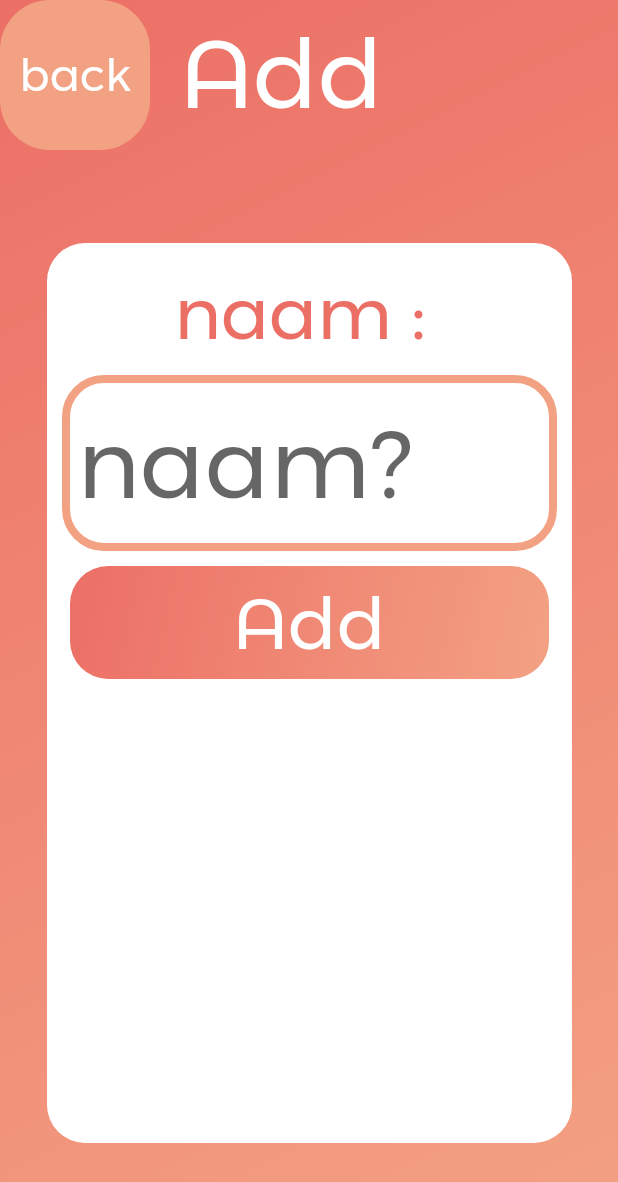
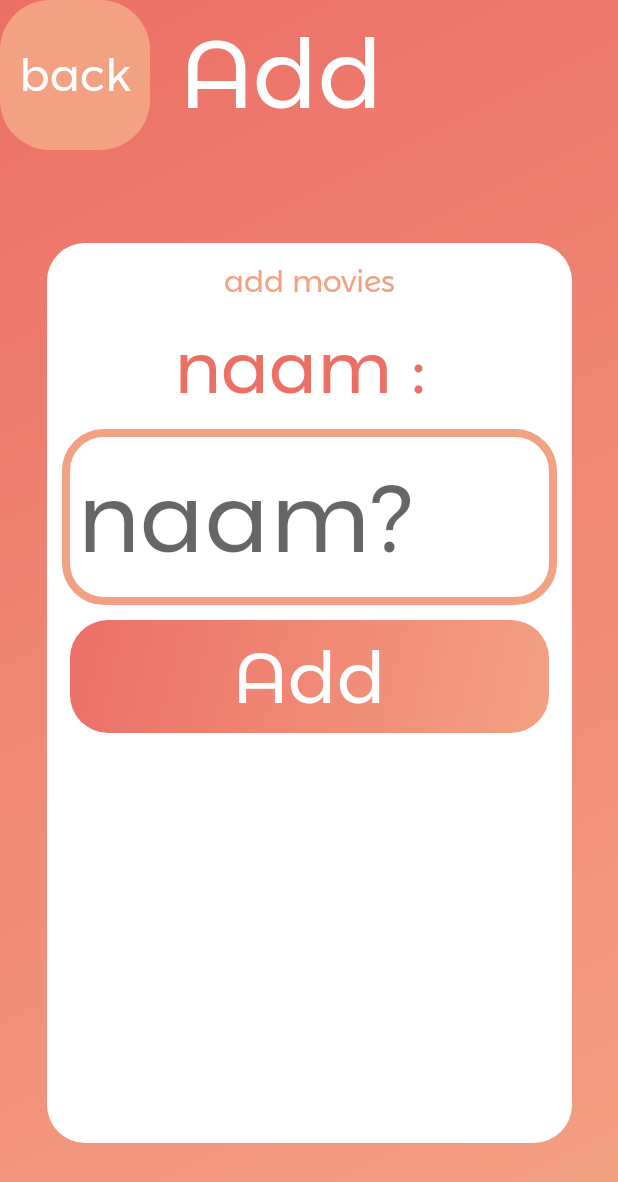
Before and after one commit to dumbeldore2/Movies_Master_Jeff, an Android app: the MainActivity3 screen opened directly, with no data from a screen before it, on a phone screen of 412 x 824 dp. Shown: the top 1182 px of the screen. Run offline under Robolectric (Android 15) with nearby library versions, the phone set to English and light mode, and no system bars.

Commit message:
add is nu iets duidelijker

```diff
--- a/app/src/main/java/com/example/movies_master_jeff/MainActivity2.java
+++ b/app/src/main/java/com/example/movies_master_jeff/MainActivity2.java
@@ -18,6 +18,9 @@ import android.widget.ListView;
 import android.widget.TextView;
 
 public class MainActivity2 extends AppCompatActivity {
+    //nummer voor welke fase ma2 inzit
+    int nummer ;
+
     //String initen
     TextView textview_1,textview_3,textview_4,textView_5;
 
@@ -51,6 +54,7 @@ public class MainActivity2 extends AppCompatActivity {
         );
         getWindow().setNavigationBarColor(getResources().getColor(R.color.color1));
         getWindow().setStatusBarColor(getResources().getColor(R.color.color2));
+
 
         //linear connecten
         linearLayout = findViewById(R.id.linear);
@@ -97,6 +101,7 @@ public class MainActivity2 extends AppCompatActivity {
             textview_4.setTextColor(getResources().getColor(R.color.white));
             textview_3.setBackgroundResource(R.drawable.button_off);
             textview_3.setTextColor(getResources().getColor(R.color.color1));
+            nummer = 1;
         }
     }
 
@@ -127,6 +132,7 @@ public class MainActivity2 extends AppCompatActivity {
             @Override
             public void onClick(View view) {
                 Intent intent = new Intent(getApplicationContext(),MainActivity3.class);
+                intent.putExtra("nummer",nummer);
                 startActivity(intent);
             }
         });
--- a/app/src/main/java/com/example/movies_master_jeff/MainActivity3.java
+++ b/app/src/main/java/com/example/movies_master_jeff/MainActivity3.java
@@ -32,7 +32,13 @@ public class MainActivity3 extends AppCompatActivity {
     EditText editText;
 
     //textview initen
-    TextView textView4;
+    TextView textView2_exta,textView4;
+
+    //intent initen
+    Intent intent;
+
+    //nummer ininten
+    int nummer;
 
     @RequiresApi(api = Build.VERSION_CODES.LOLLIPOP)
     @Override
@@ -56,9 +62,18 @@ public class MainActivity3 extends AppCompatActivity {
         editText = findViewById(R.id.editText_1);
 
         //Textview connecten
+        textView2_exta = findViewById(R.id.text_2_extra);
         textView4 = findViewById(R.id.text_4);
+
+        //intent connecten
+        intent = getIntent();
+
+        //nummer connecten
+        nummer = intent.getIntExtra("nummer",0);
+
         //funties
         background_ani();
+        fun_text();
         click_text_4();
     }
 
@@ -87,4 +102,10 @@ public class MainActivity3 extends AppCompatActivity {
             }
         });
     }
+
+    public void fun_text(){
+        if (nummer == 1){
+            textView2_exta.setText("Add series");
+        }
+    }
 }
--- a/app/src/main/res/layout/activity_main3.xml
+++ b/app/src/main/res/layout/activity_main3.xml
@@ -50,7 +50,17 @@
         android:orientation="vertical">
 
         <TextView
-            android:id="@id/text_3"
+            android:id="@+id/text_2_extra"
+            android:layout_width="match_parent"
+            android:layout_height="wrap_content"
+            android:fontFamily="@font/montserrat_alternates"
+            android:gravity="center"
+            android:text="add movies"
+            android:textColor="@color/color2"
+            android:textSize="20dp"
+            android:layout_marginBottom="5dp"/>
+        <TextView
+            android:id="@+id/text_3"
             android:layout_width="match_parent"
             android:layout_height="wrap_content"
             android:fontFamily="@font/montserrat_alternates"
```
